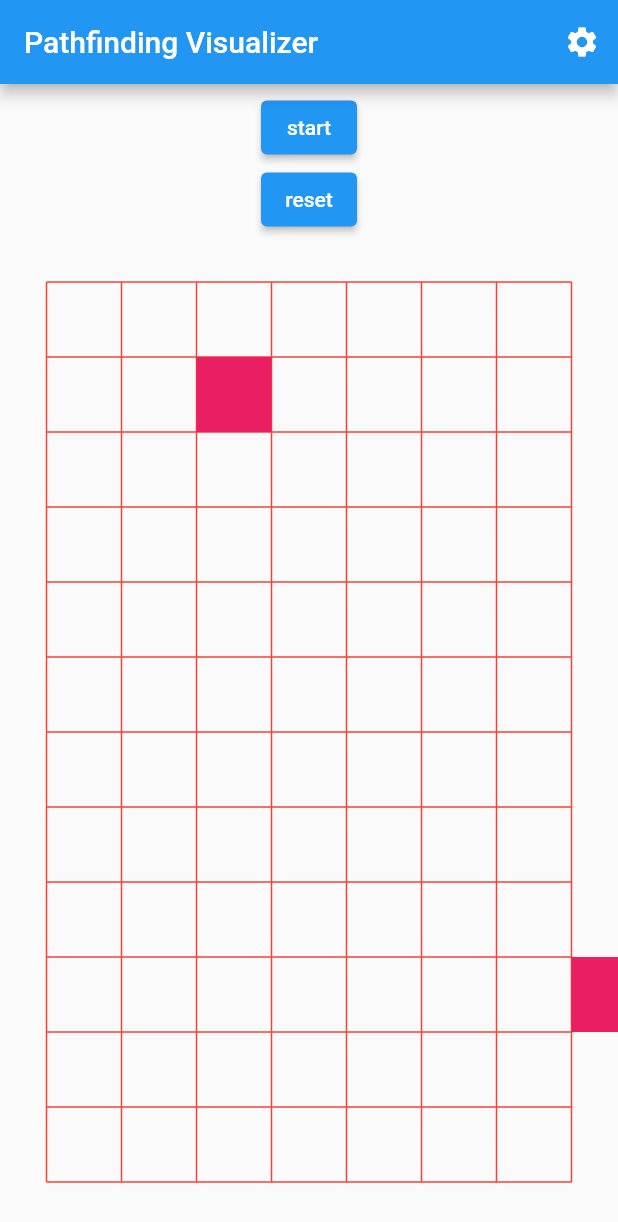
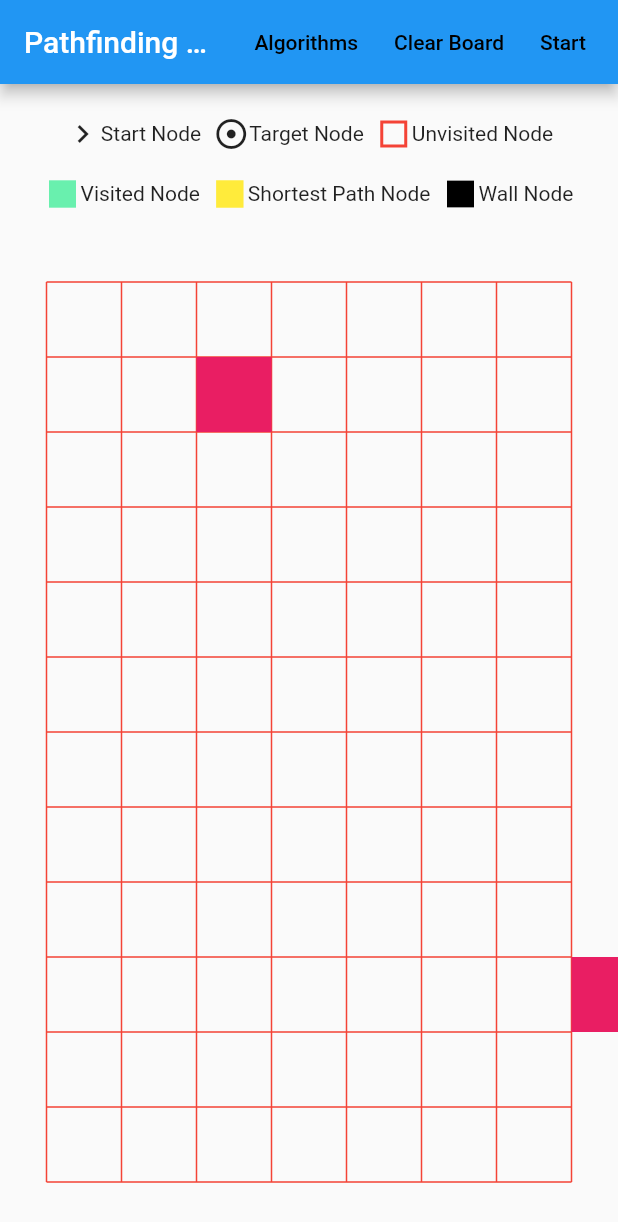
Before and after one commit to nowhh01/pathfinding-visualizer, a Flutter app: the screen it shows after launch, on a phone screen of 412 x 824 dp. Shown: the top 1222 px of the screen. Run offline on Flutter 3.47's test engine with Material 2 defaults, Android fonts, the phone set to English and light mode, and no system bars; generated files the repository leaves out were written again.

Commit message:
add menu

```diff
--- a/lib/src/pathfinding/pathfinding_view.dart
+++ b/lib/src/pathfinding/pathfinding_view.dart
@@ -4,7 +4,6 @@ import 'package:flutter/material.dart';
 import 'package:flutter_gen/gen_l10n/app_localizations.dart';
 
 import '../algorithms/breadth_first_search.dart';
-import '../settings/settings_view.dart';
 
 const rowCount = 10;
 const columnCount = 10;
@@ -65,6 +64,54 @@ class Block {
 
   final NodeType _type;
   NodeType get type => _type;
+}
+
+class MenuEntry {
+  const MenuEntry(
+      {required this.label, this.shortcut, this.onPressed, this.menuChildren})
+      : assert(menuChildren == null || onPressed == null,
+            'onPressed is ignored if menuChildren are provided');
+  final String label;
+
+  final MenuSerializableShortcut? shortcut;
+  final VoidCallback? onPressed;
+  final List<MenuEntry>? menuChildren;
+
+  static List<Widget> build(List<MenuEntry> selections) {
+    Widget buildSelection(MenuEntry selection) {
+      if (selection.menuChildren != null) {
+        return SubmenuButton(
+          menuChildren: MenuEntry.build(selection.menuChildren!),
+          child: Text(selection.label),
+        );
+      }
+
+      return MenuItemButton(
+        shortcut: selection.shortcut,
+        onPressed: selection.onPressed,
+        child: Text(selection.label),
+      );
+    }
+
+    return selections.map<Widget>(buildSelection).toList();
+  }
+
+  static Map<MenuSerializableShortcut, Intent> shortcuts(
+      List<MenuEntry> selections) {
+    final Map<MenuSerializableShortcut, Intent> result =
+        <MenuSerializableShortcut, Intent>{};
+    for (final MenuEntry selection in selections) {
+      if (selection.menuChildren != null) {
+        result.addAll(MenuEntry.shortcuts(selection.menuChildren!));
+      } else {
+        if (selection.shortcut != null && selection.onPressed != null) {
+          result[selection.shortcut!] =
+              VoidCallbackIntent(selection.onPressed!);
+        }
+      }
+    }
+    return result;
+  }
 }
 
 class PathfindingView extends StatefulWidget {
@@ -144,35 +191,109 @@ class _PathfindingViewState extends State<PathfindingView> {
         column * width + widthAdjuster, row * height + heightAdjuster);
   }
 
+  List<MenuEntry> _getMenus() {
+    final List<MenuEntry> result = <MenuEntry>[
+      MenuEntry(
+        label: 'Algorithms',
+        menuChildren: <MenuEntry>[
+          MenuEntry(
+            label: 'Breadth-First Search',
+            onPressed: () {},
+          ),
+        ],
+      ),
+      MenuEntry(
+        label: 'Clear Board',
+        onPressed: reset,
+      ),
+      MenuEntry(
+        label: 'Start',
+        onPressed: startFindingPath,
+      )
+    ];
+
+    return result;
+  }
+
   @override
   Widget build(BuildContext context) {
     return Scaffold(
       appBar: AppBar(
         title: Text(AppLocalizations.of(context)!.pathfindingViewTitle),
-        actions: [
-          IconButton(
-            icon: const Icon(Icons.settings),
-            onPressed: () {
-              Navigator.restorablePushNamed(
-                context,
-                SettingsView.routeName,
-              );
-            },
-          ),
-        ],
+        actions: MenuEntry.build(_getMenus()),
       ),
       body: Padding(
         padding: EdgeInsets.all(widget.padding),
         child: SafeArea(
           child: Column(
             children: [
-              ElevatedButton(
-                onPressed: startFindingPath,
-                child: const Text('start'),
-              ),
-              ElevatedButton(
-                onPressed: reset,
-                child: const Text('reset'),
+              const Padding(
+                padding: EdgeInsets.all(16.0),
+                child: Wrap(
+                  spacing: 8.0,
+                  runSpacing: 16,
+                  direction: Axis.horizontal,
+                  alignment: WrapAlignment.center,
+                  children: [
+                    FittedBox(
+                      child: Row(
+                        children: [
+                          Icon(Icons.chevron_right),
+                          Text('Start Node'),
+                        ],
+                      ),
+                    ),
+                    FittedBox(
+                      child: Row(
+                        children: [
+                          Icon(Icons.adjust),
+                          Text('Target Node'),
+                        ],
+                      ),
+                    ),
+                    FittedBox(
+                      child: Row(
+                        children: [
+                          Icon(
+                            Icons.square_outlined,
+                            color: Colors.red,
+                          ),
+                          Text('Unvisited Node'),
+                        ],
+                      ),
+                    ),
+                    FittedBox(
+                      child: Row(
+                        children: [
+                          Icon(Icons.square, color: Colors.greenAccent),
+                          Text('Visited Node'),
+                        ],
+                      ),
+                    ),
+                    FittedBox(
+                      child: Row(
+                        children: [
+                          Icon(
+                            Icons.square,
+                            color: Colors.yellow,
+                          ),
+                          Text('Shortest Path Node'),
+                        ],
+                      ),
+                    ),
+                    FittedBox(
+                      child: Row(
+                        children: [
+                          Icon(
+                            Icons.square,
+                            color: Colors.black,
+                          ),
+                          Text('Wall Node'),
+                        ],
+                      ),
+                    ),
+                  ],
+                ),
               ),
               Expanded(
                 child: Padding(
```
